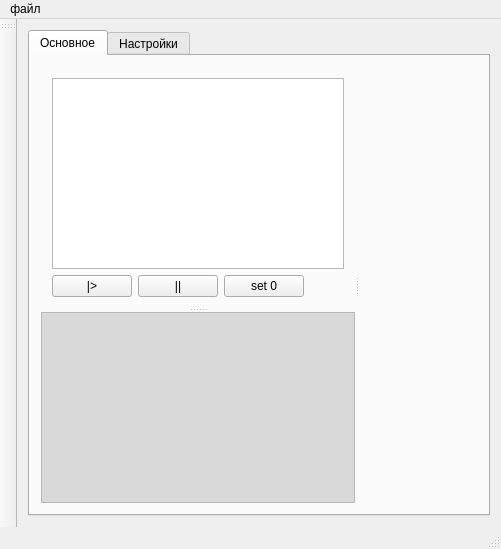
Old version of the form CraftTool/src/mainwindow.ui in the repository rybchenkoa/craft-tool.
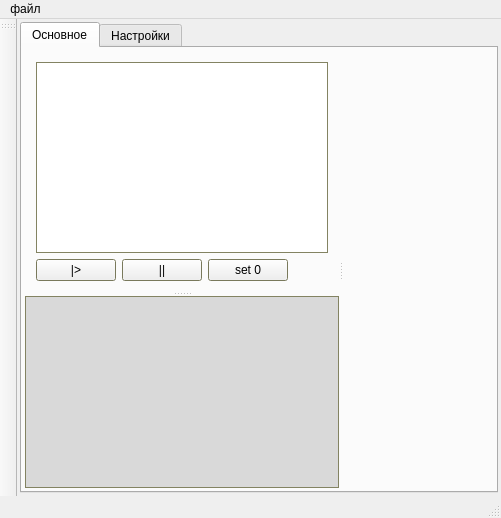
New version of the form. Custom widgets are drawn as their Qt base class.

Commit message: Настройка интерфейса.

Diff of the .ui file:
```diff
--- a/CraftTool/src/mainwindow.ui
+++ b/CraftTool/src/mainwindow.ui
@@ -33,6 +33,18 @@
     </size>
    </property>
    <layout class="QHBoxLayout" name="horizontalLayout_2">
+    <property name="leftMargin">
+     <number>3</number>
+    </property>
+    <property name="topMargin">
+     <number>3</number>
+    </property>
+    <property name="rightMargin">
+     <number>3</number>
+    </property>
+    <property name="bottomMargin">
+     <number>3</number>
+    </property>
     <item>
      <widget class="QTabWidget" name="tabWidget">
       <property name="currentIndex">
@@ -49,6 +61,18 @@
         <string>Основное</string>
        </attribute>
        <layout class="QVBoxLayout" name="verticalLayout_2">
+        <property name="leftMargin">
+         <number>3</number>
+        </property>
+        <property name="topMargin">
+         <number>3</number>
+        </property>
+        <property name="rightMargin">
+         <number>3</number>
+        </property>
+        <property name="bottomMargin">
+         <number>3</number>
+        </property>
         <item>
          <widget class="QSplitter" name="splitter_2">
           <property name="sizePolicy">
@@ -63,6 +87,70 @@
             <height>16777215</height>
            </size>
           </property>
+          <property name="palette">
+           <palette>
+            <active>
+             <colorrole role="Base">
+              <brush brushstyle="SolidPattern">
+               <color alpha="255">
+                <red>255</red>
+                <green>255</green>
+                <blue>255</blue>
+               </color>
+              </brush>
+             </colorrole>
+             <colorrole role="Window">
+              <brush brushstyle="SolidPattern">
+               <color alpha="255">
+                <red>170</red>
+                <green>170</green>
+                <blue>127</blue>
+               </color>
+              </brush>
+             </colorrole>
+            </active>
+            <inactive>
+             <colorrole role="Base">
+              <brush brushstyle="SolidPattern">
+               <color alpha="255">
+                <red>255</red>
+                <green>255</green>
+                <blue>255</blue>
+               </color>
+              </brush>
+             </colorrole>
+             <colorrole role="Window">
+              <brush brushstyle="SolidPattern">
+               <color alpha="255">
+                <red>170</red>
+                <green>170</green>
+                <blue>127</blue>
+               </color>
+              </brush>
+             </colorrole>
+            </inactive>
+            <disabled>
+             <colorrole role="Base">
+              <brush brushstyle="SolidPattern">
+               <color alpha="255">
+                <red>170</red>
+                <green>170</green>
+                <blue>127</blue>
+               </color>
+              </brush>
+             </colorrole>
+             <colorrole role="Window">
+              <brush brushstyle="SolidPattern">
+               <color alpha="255">
+                <red>170</red>
+                <green>170</green>
+                <blue>127</blue>
+               </color>
+              </brush>
+             </colorrole>
+            </disabled>
+           </palette>
+          </property>
           <property name="orientation">
            <enum>Qt::Horizontal</enum>
           </property>
```
